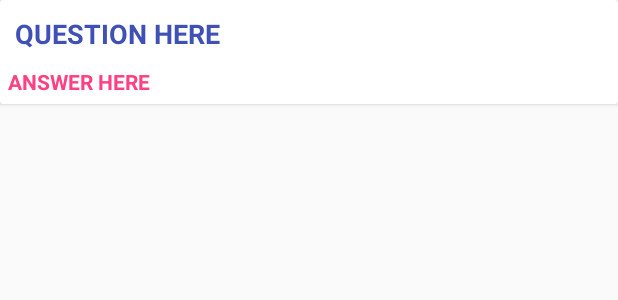
After one commit to PinaSystems/ServiceBasketv2, an Android app: the layout cardview_faq_list.xml on its own in the app's theme, with its tools: preview values and no code run, on a phone screen of 412 x 824 dp. The commit adds this screen. Shown: the top 300 px of the screen. Run offline under Robolectric (Android 15) with nearby library versions, the phone set to English and light mode, and no system bars; network calls fail.

Commit message:
Added FAQ activity

```diff
--- a/app/src/main/AndroidManifest.xml
+++ b/app/src/main/AndroidManifest.xml
@@ -81,12 +81,11 @@
         <activity
             android:name=".PreviousRequestsActivity"
             android:label="@string/app_name"
-            android:theme="@style/AppTheme.NoActionBar">
-        </activity>
+            android:theme="@style/AppTheme.NoActionBar"></activity>
         <activity android:name=".MyRequestsDetailsActivity" />
         <activity android:name=".RequestClosedActivity" />
         <activity android:name=".RequestProvidersActivity" />
-        <activity android:name=".ViewProviderDetailsActivity"></activity>
+        <activity android:name=".ViewProviderDetailsActivity" />
 
         <service android:name=".FirebaseInstanceIDService">
             <intent-filter>
@@ -103,6 +102,7 @@
             android:name="com.google.android.geo.API_KEY"
             android:value="@string/google_maps_key" />
 
+        <activity android:name=".FAQActivity"></activity>
     </application>
 
 </manifest>
--- a/app/src/main/java/com/pinasystems/servicebasketv2/ProviderMainActivity.java
+++ b/app/src/main/java/com/pinasystems/servicebasketv2/ProviderMainActivity.java
@@ -148,6 +148,8 @@ public class ProviderMainActivity extends AppCompatActivity
             Intent intent = new Intent(getApplicationContext(), PreviousRequestsActivity.class);
             startActivity(intent);
         } else if (id == R.id.nav_faq) {
+            Intent intent = new Intent(getApplicationContext(),FAQActivity.class);
+            startActivity(intent);
 
         } else if (id == R.id.nav_feedback) {
 
--- a/app/src/main/java/com/pinasystems/servicebasketv2/RequesterMainActivity.java
+++ b/app/src/main/java/com/pinasystems/servicebasketv2/RequesterMainActivity.java
@@ -150,6 +150,8 @@ public class RequesterMainActivity extends AppCompatActivity
             Intent intent = new Intent(getApplicationContext(),PreviousRequestsActivity.class);
             startActivity(intent);
         } else if (id == R.id.nav_faq) {
+            Intent intent = new Intent(getApplicationContext(),FAQActivity.class);
+            startActivity(intent);
 
         } else if (id == R.id.nav_saved_address) {
 
--- /dev/null
+++ b/app/src/main/res/layout/cardview_faq_list.xml
@@ -0,0 +1,39 @@
+<?xml version="1.0" encoding="utf-8"?>
+<LinearLayout xmlns:android="http://schemas.android.com/apk/res/android"
+    android:orientation="vertical" android:layout_width="match_parent"
+    android:layout_height="match_parent">
+
+    <android.support.v7.widget.CardView
+        android:layout_width="match_parent"
+        android:layout_height="wrap_content">
+        <LinearLayout
+            android:layout_width="match_parent"
+            android:layout_height="match_parent"
+            android:orientation="vertical">
+            <TextView
+                android:layout_width="match_parent"
+                android:layout_height="wrap_content"
+                android:layout_margin="10dp"
+                android:id="@+id/question"
+                android:text="QUESTION HERE"
+                android:textAppearance="?android:textAppearanceMedium"
+                android:textColor="@color/colorPrimary"
+                android:textStyle="bold"
+                android:textAllCaps="false"/>
+            <TextView
+                android:layout_width="match_parent"
+                android:layout_height="wrap_content"
+                android:text="ANSWER HERE"
+                android:layout_marginBottom="5dp"
+                android:textAllCaps="false"
+                android:textStyle="bold"
+                android:textAppearance="?android:textAppearanceSmall"
+                android:textColor="@color/colorAccent"
+                android:id="@+id/answer"
+                android:layout_marginStart="5dp"/>
+
+        </LinearLayout>
+
+    </android.support.v7.widget.CardView>
+
+</LinearLayout>
--- /dev/null
+++ b/app/src/main/res/values-w820dp/dimens.xml
@@ -0,0 +1,6 @@
+<resources>
+    <!-- Example customization of dimensions originally defined in res/values/dimens.xml
+         (such as screen margins) for screens with more than 820dp of available width. This
+         would include 7" and 10" devices in landscape (~960dp and ~1280dp respectively). -->
+    <dimen name="activity_horizontal_margin">64dp</dimen>
+</resources>
--- a/app/src/main/res/values/strings.xml
+++ b/app/src/main/res/values/strings.xml
@@ -32,7 +32,7 @@
     <string name="title_account_type">Account type</string>
     <string name="tandc">By clicking next you agree to the terms and conditions of the application. To read the terms and conditions,</string>
     <string name="tandc_link"> TAP HERE</string>
-    <string name = "addaddress">Add New Address</string>
+    <string name="addaddress">Add New Address</string>
     <!--categories-->
     <string-array name="Category">
         <item>Cleaning</item>
```
Also changed, not shown: app/src/main/java/com/pinasystems/servicebasketv2/FAQ.java (added, +25 -0 lines), app/src/main/java/com/pinasystems/servicebasketv2/FAQActivity.java (added, +101 -0 lines), app/src/main/java/com/pinasystems/servicebasketv2/FAQCardAdapter.java (added, +58 -0 lines), app/src/main/res/layout/activity_faq.xml (renamed from app/src/main/res/layout/fragment_previous_requests.xml, +9 -5 lines).
